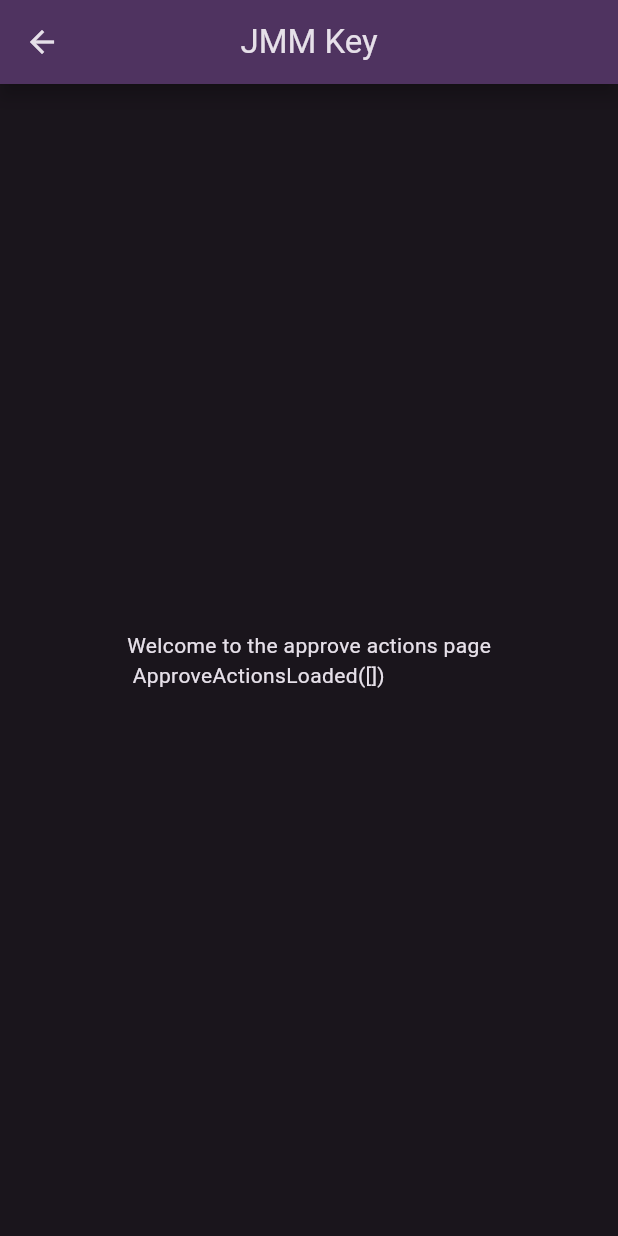
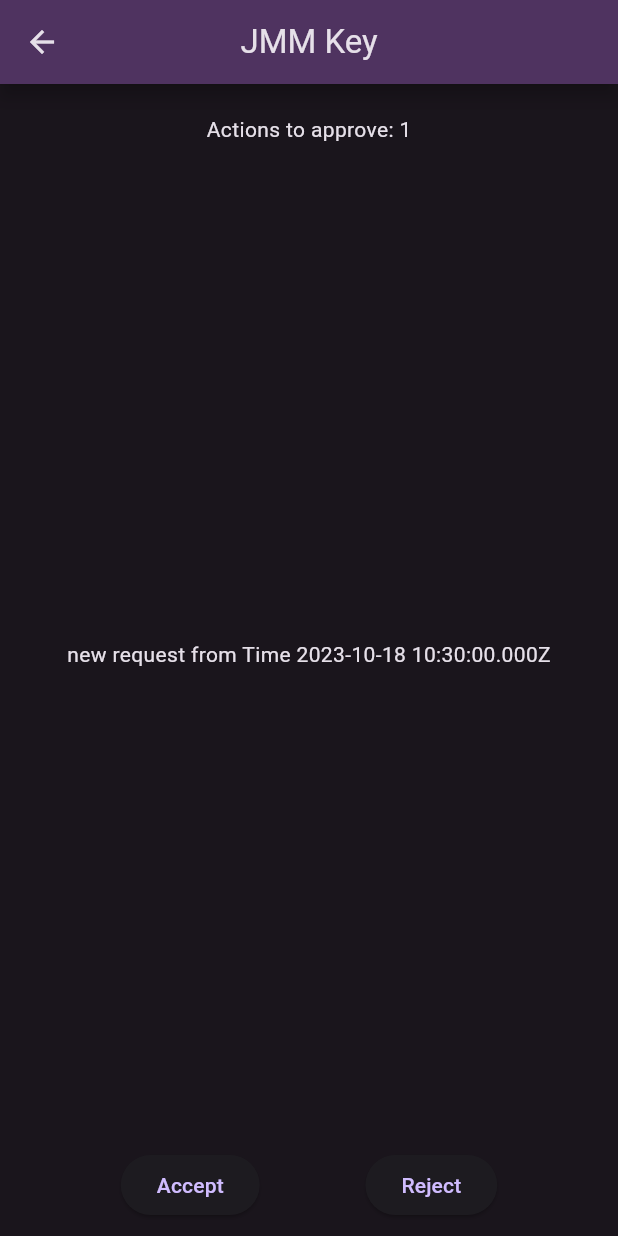
Before and after one commit to JanMtlk/jm_mock_bank, a Flutter app: the ApproveActionsPage screen opened directly, on a phone screen of 412 x 824 dp. Run offline on Flutter 3.47's test engine with Material 2 defaults, Android fonts, the light colour scheme and no system bars; our stand-ins replace equatable, get, logger.

Commit message:
replaced bloc with getX
problems with async initialization. No resources on this topic.
code from official docs not working.

```diff
--- a/lib/application/blocks/approve_actions/approve_actions_bloc.dart
+++ /dev/null
@@ -1,26 +0,0 @@
-import 'package:bloc/bloc.dart';
-import 'package:equatable/equatable.dart';
-import 'package:logger/logger.dart';
-
-part 'approve_actions_event.dart';
-part 'approve_actions_state.dart';
-
-class ApproveActionsBloc
-    extends Bloc<ApproveActionsEvent, ApproveActionsState> {
-  ApproveActionsBloc() : super(const ApproveActionsInitial()) {
-    on<ApproveActionsInitializeEvent>((event, emit) async {
-      Logger().i("Emitting initial approve actions state");
-      emit(const ApproveActionsLoading());
-      await Future.delayed(const Duration(seconds: 1), () {
-        Logger().i("LoginEvent");
-        emit(const ApproveActionsLoaded(actionsList: []));
-      });
-    });
-    on<ApproveActionsApproveEvent>((event, emit) {
-      // TODO: implement event handler
-    });
-    on<ApproveActionsDenyEvent>((event, emit) {
-      // TODO: implement event handler
-    });
-  }
-}
--- a/lib/application/blocks/approve_actions/approve_actions_event.dart
+++ /dev/null
@@ -1,20 +0,0 @@
-part of 'approve_actions_bloc.dart';
-
-sealed class ApproveActionsEvent extends Equatable {
-  const ApproveActionsEvent();
-
-  @override
-  List<Object> get props => [];
-}
-
-final class ApproveActionsInitializeEvent extends ApproveActionsEvent {
-  const ApproveActionsInitializeEvent();
-}
-
-final class ApproveActionsApproveEvent extends ApproveActionsEvent {
-  const ApproveActionsApproveEvent();
-}
-
-final class ApproveActionsDenyEvent extends ApproveActionsEvent {
-  const ApproveActionsDenyEvent();
-}
--- a/lib/application/blocks/auth_state/auth_state_event.dart
+++ /dev/null
@@ -1,18 +0,0 @@
-part of 'auth_state_bloc.dart';
-
-@immutable
-sealed class AuthEvent {}
-
-class LoginEvent extends AuthEvent {
-  final String password;
-  LoginEvent({required this.password});
-}
-
-class LogoutEvent extends AuthEvent {}
-
-class CheckAuthEvent extends AuthEvent {}
-
-class RegisterEvent extends AuthEvent {
-  final String password;
-  RegisterEvent({required this.password});
-}
--- a/lib/application/blocks/approve_actions/approve_actions_state.dart
+++ b/lib/application/state/approve_actions/approve_actions_state.dart
@@ -1,10 +1,7 @@
-part of 'approve_actions_bloc.dart';
+part of 'approve_actions_controller.dart';
 
-sealed class ApproveActionsState extends Equatable {
+sealed class ApproveActionsState {
   const ApproveActionsState();
-
-  @override
-  List<Object> get props => [];
 }
 
 final class ApproveActionsInitial extends ApproveActionsState {
@@ -16,10 +13,7 @@ final class ApproveActionsLoading extends ApproveActionsState {
 }
 
 final class ApproveActionsLoaded extends ApproveActionsState {
-  final List<Object> actionsList;
+  final List<String> actionsList;
 
   const ApproveActionsLoaded({required this.actionsList});
-
-  @override
-  List<Object> get props => [actionsList];
 }
--- a/lib/application/blocks/auth_state/auth_state_state.dart
+++ b/lib/application/state/auth_state/auth_state_state.dart
@@ -1,4 +1,4 @@
-part of 'auth_state_bloc.dart';
+part of 'auth_state_controller.dart';
 
 @immutable
 sealed class AuthState {
--- a/lib/main.dart
+++ b/lib/main.dart
@@ -1,4 +1,5 @@
 import 'package:flutter/material.dart';
+import 'package:get/get_navigation/src/root/get_material_app.dart';
 import 'package:jm_mock_bank/presentation/start_app.dart';
 
 void main() {
@@ -10,7 +11,7 @@ class MyApp extends StatelessWidget {
 
   @override
   Widget build(BuildContext context) {
-    return MaterialApp(
+    return GetMaterialApp(
       title: 'jm mock bank',
       debugShowCheckedModeBanner: false,
       theme: ThemeData(
--- a/lib/presentation/single_pages/approve_actions_page.dart
+++ b/lib/presentation/single_pages/approve_actions_page.dart
@@ -1,28 +1,77 @@
 import 'package:flutter/material.dart';
-import 'package:flutter_bloc/flutter_bloc.dart';
-import 'package:jm_mock_bank/application/blocks/approve_actions/approve_actions_bloc.dart';
+import 'package:get/get.dart';
+import 'package:jm_mock_bank/application/state/approve_actions/approve_actions_controller.dart';
+import 'package:jm_mock_bank/presentation/ui_widgets/contained.dart';
 
-class ApproveActionsPage extends StatelessWidget {
+class ApproveActionsPage extends StatefulWidget {
   const ApproveActionsPage({super.key});
 
+  @override
+  State<ApproveActionsPage> createState() => _ApproveActionsPageState();
+}
+
+class _ApproveActionsPageState extends State<ApproveActionsPage> {
+  final ApproveActionsController _approveActionsController = Get.put(
+    ApproveActionsController(),
+  );
   @override
   Widget build(BuildContext context) {
     return Scaffold(
       appBar: AppBar(
         title: const Text("JMM Key"),
       ),
-      body: BlocBuilder<ApproveActionsBloc, ApproveActionsState>(
-        bloc: ApproveActionsBloc()..add(const ApproveActionsInitializeEvent()),
-        builder: (context, state) {
-          if (state is ApproveActionsLoading) {
+      body: GetBuilder(
+        init: _approveActionsController,
+        builder: (controller) {
+          if (controller.approveActionsState is ApproveActionsLoaded) {
+            final List<String> approveActions =
+                (controller.approveActionsState as ApproveActionsLoaded)
+                    .actionsList;
+            return Column(
+              children: [
+                const SizedBox(height: 20),
+                Text("Actions to approve: ${approveActions.length}"),
+                const SizedBox(height: 20),
+                Expanded(
+                  child: Column(children: [
+                    Expanded(
+                        child: Center(
+                      child: approveActions.isNotEmpty
+                          ? // display the firs index name
+                          Text(approveActions[0])
+                          : const Text("No actions to approve"),
+                    )),
+                    if (approveActions.isNotEmpty)
+                      Contained(
+                        child: Row(
+                          mainAxisAlignment: MainAxisAlignment.spaceEvenly,
+                          children: [
+                            ElevatedButton(
+                              child: const Text('Accept'),
+                              onPressed: () {
+                                // remove the first index
+                                controller.acceptAction(approveActions[0]);
+                              },
+                            ),
+                            ElevatedButton(
+                              child: const Text('Reject'),
+                              onPressed: () {
+                                // remove the first index
+                                controller.rejectAction(approveActions[0]);
+                              },
+                            )
+                          ],
+                        ),
+                      )
+                  ]),
+                ),
+              ],
+            );
+          } else {
             return const Center(
               child: CircularProgressIndicator(),
             );
           }
-          return Center(
-            child: Text(
-                "Welcome to the approve actions page\n ${state.toString()}"),
-          );
         },
       ),
     );
--- a/pubspec.yaml
+++ b/pubspec.yaml
@@ -35,11 +35,10 @@ dependencies:
   # The following adds the Cupertino Icons font to your application.
   # Use with the CupertinoIcons class for iOS style icons.
   cupertino_icons: ^1.0.2
-  flutter_bloc: ^8.1.3
-  bloc: ^8.1.2
   meta: ^1.9.1
   logger: ^2.0.2+1
   equatable: ^2.0.5
+  get: ^4.6.6
 
 dev_dependencies:
   flutter_test:
```
Also changed, not shown: lib/application/blocks/auth_state/auth_state_bloc.dart (deleted, +0 -19 lines), lib/application/blocks/initial_loading/initial_loading_bloc.dart (deleted, +0 -20 lines), lib/application/blocks/initial_loading/initial_loading_event.dart (deleted, +0 -19 lines), lib/application/state/approve_actions/approve_actions_controller.dart (added, +53 -0 lines), lib/application/state/auth_state/auth_state_controller.dart (added, +29 -0 lines), lib/application/state/initial_loading/initial_loading_controller.dart (added, +22 -0 lines), lib/application/state/initial_loading/initial_loading_state.dart (renamed from lib/application/blocks/initial_loading/initial_loading_state.dart, +7 -1 lines), lib/presentation/initial_page.dart (+29 -22 lines), lib/presentation/login_page.dart (+35 -26 lines), lib/presentation/start_app.dart (+19 -18 lines), lib/application/state/models/transaction.dart (renamed from lib/application/models/transaction.dart), pubspec.lock.
